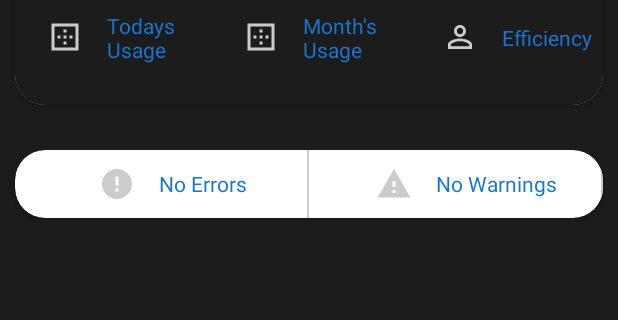
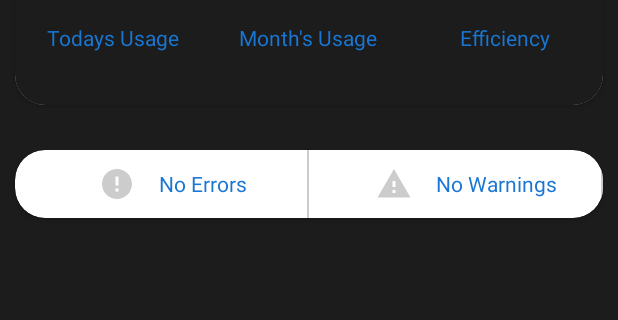
Before and after one commit to gnanasreekar/CEMS, an Android app: the layout content_main.xml on its own in the app's theme, with its tools: preview values and no code run, on a phone screen of 412 x 824 dp, the part 405-725 px from its top. Run offline under Robolectric (Android 15) with nearby library versions, the phone set to English and light mode, and no system bars.

Commit message:
Minor changes

```diff
--- a/app/src/main/AndroidManifest.xml
+++ b/app/src/main/AndroidManifest.xml
@@ -8,7 +8,7 @@
         android:allowBackup="true"
         android:icon="@mipmap/ic_electry_round"
         android:label="@string/app_name"
-        android:roundIcon="@mipmap/ic_launcher_round"
+        android:roundIcon="@drawable/ic_electric_current_symbol"
         android:supportsRtl="true"
         android:theme="@style/AppTheme"
         android:fullBackupContent="@xml/backup_descriptor"
--- a/app/src/main/res/layout/content_main.xml
+++ b/app/src/main/res/layout/content_main.xml
@@ -46,12 +46,7 @@
                 android:orientation="horizontal"
                 android:padding="@dimen/spacing_medium">
 
-                <ImageButton
-                    android:layout_width="?attr/actionBarSize"
-                    android:layout_height="?attr/actionBarSize"
-                    android:background="@android:color/transparent"
-                    android:tint="@color/grey_20"
-                    android:src="@drawable/ic_border_outer" />
+
 
                 <TextView
                     android:layout_width="wrap_content"
@@ -77,12 +72,7 @@
                 android:orientation="horizontal"
                 android:padding="@dimen/spacing_medium">
 
-                <ImageButton
-                    android:layout_width="?attr/actionBarSize"
-                    android:layout_height="?attr/actionBarSize"
-                    android:background="@android:color/transparent"
-                    android:tint="@color/grey_20"
-                    android:src="@drawable/ic_border_outer" />
+
 
                 <TextView
                     android:layout_width="wrap_content"
@@ -109,12 +99,7 @@
                 android:orientation="horizontal"
                 android:padding="@dimen/spacing_medium">
 
-                <ImageButton
-                    android:layout_width="?attr/actionBarSize"
-                    android:layout_height="?attr/actionBarSize"
-                    android:background="@android:color/transparent"
-                    android:tint="@color/grey_20"
-                    android:src="@drawable/ic_person_outline" />
+
 
                 <TextView
                     android:layout_width="wrap_content"
```
